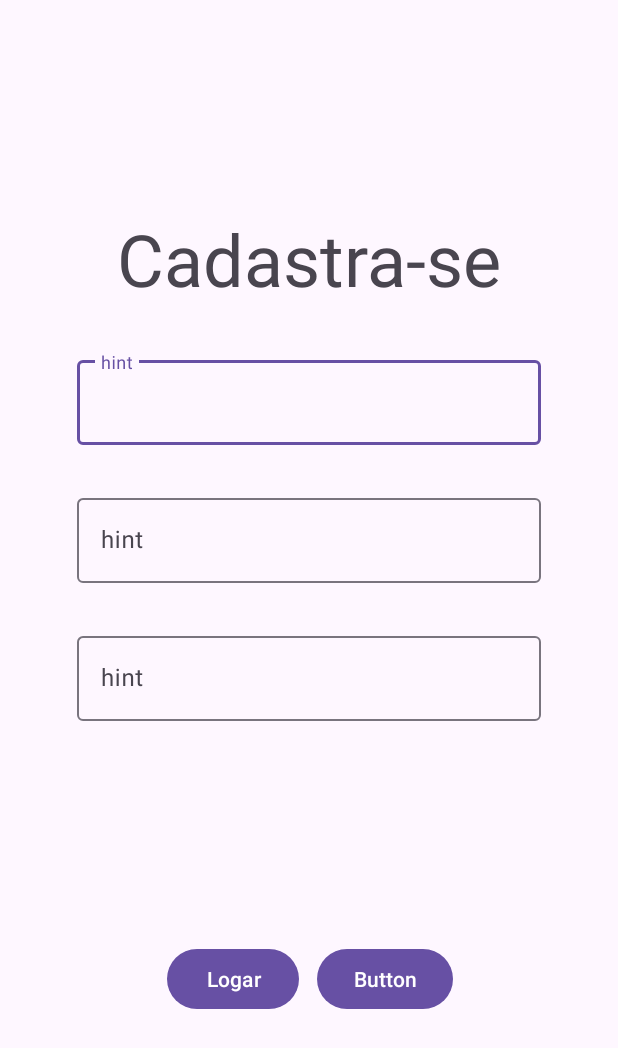
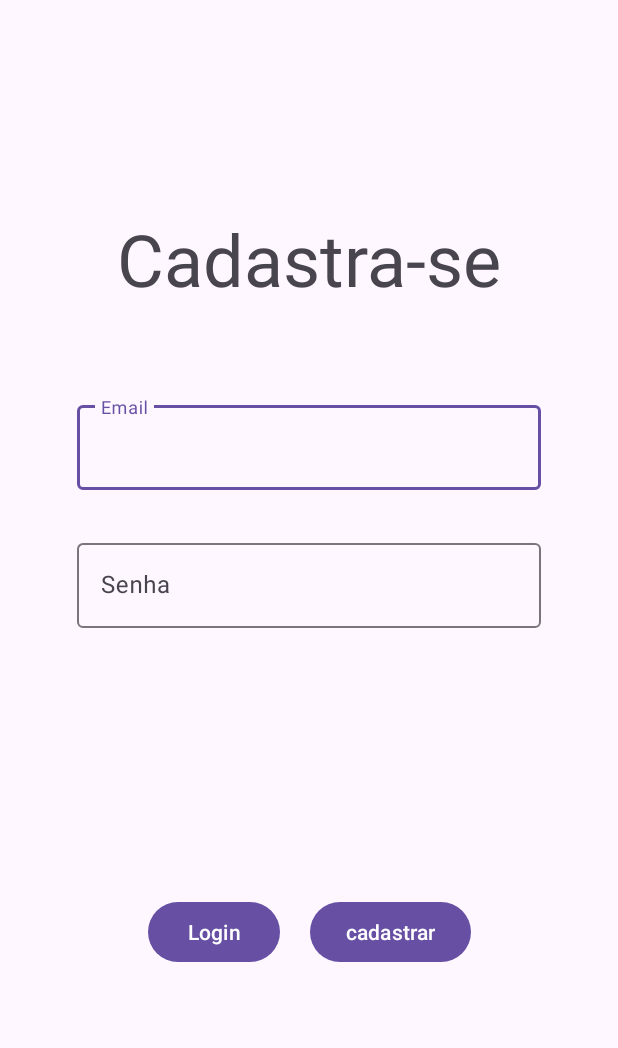
Before and after one commit to JosueMiguel-cmc/Lifemanager, an Android app: the screen it shows after launch (Cadview), on a phone screen of 412 x 824 dp. Shown: the top 1048 px of the screen. Run offline under Robolectric (Android 15) with nearby library versions, the phone set to English and light mode, and no system bars; our stand-ins replace Firebase (no records; nobody signed in at launch, a user with empty details on screens opened directly).

Commit message:
atualizaçao 0.3 area cadastro

```diff
--- a/app/build.gradle.kts
+++ b/app/build.gradle.kts
@@ -42,4 +42,5 @@ dependencies {
     testImplementation(libs.junit)
     androidTestImplementation(libs.ext.junit)
     androidTestImplementation(libs.espresso.core)
+    implementation("com.google.firebase:firebase-auth-ktx")
 }
--- a/app/src/main/java/com/example/lifemanager/VIEW/Cadview.java
+++ b/app/src/main/java/com/example/lifemanager/VIEW/Cadview.java
@@ -1,26 +1,59 @@
 package com.example.lifemanager.VIEW;
 
+import android.graphics.Color;
 import android.os.Bundle;
+import android.view.View;
+import android.widget.Button;
 
-import androidx.activity.EdgeToEdge;
 import androidx.appcompat.app.AppCompatActivity;
-import androidx.core.graphics.Insets;
-import androidx.core.view.ViewCompat;
-import androidx.core.view.WindowInsetsCompat;
 
 import com.example.lifemanager.R;
+import com.google.android.material.snackbar.Snackbar;
+import com.google.android.material.textfield.TextInputEditText;
+import com.google.firebase.FirebaseApp;
+import com.google.firebase.auth.FirebaseAuth;
+
+import javax.net.ssl.SNIHostName;
 
 public class Cadview extends AppCompatActivity {
-
+    TextInputEditText emailinput, senhainput;
+    Button cadbtn, logbtn;
+    private FirebaseAuth FBA = FirebaseAuth.getInstance();
     @Override
     protected void onCreate(Bundle savedInstanceState) {
         super.onCreate(savedInstanceState);
-        EdgeToEdge.enable(this);
         setContentView(R.layout.activity_cadview);
-        ViewCompat.setOnApplyWindowInsetsListener(findViewById(R.id.main), (v, insets) -> {
-            Insets systemBars = insets.getInsets(WindowInsetsCompat.Type.systemBars());
-            v.setPadding(systemBars.left, systemBars.top, systemBars.right, systemBars.bottom);
-            return insets;
-        });
+       emailinput = findViewById(R.id.emailinp);
+       senhainput = findViewById(R.id.senhainp);
+       cadbtn = findViewById(R.id.cadastrarbtn);
+       logbtn = findViewById(R.id.loginbtn);
+
+
+       cadbtn.setOnClickListener(new View.OnClickListener() {
+           @Override
+           public void onClick(View v) {
+               String email = emailinput.getText().toString();
+               String senha = senhainput.getText().toString();
+               if (email.isEmpty() || senha.isEmpty()){
+                   Snackbar sna = Snackbar.make(findViewById(R.id.cadastrarbtn),"por favor preencha todos os campos!",Snackbar.LENGTH_SHORT);
+                   sna.setBackgroundTint(Color.RED);
+                   sna.setTextColor(Color.WHITE);
+                   sna.show();
+               }else{
+                   FBA.createUserWithEmailAndPassword(email,senha).addOnCompleteListener(task -> {
+                       if (task.isSuccessful()){
+                           Snackbar sna = Snackbar.make(findViewById(R.id.cadastrarbtn),"cadastrado com sucesso!",Snackbar.LENGTH_SHORT);
+                           sna.setBackgroundTint(Color.GREEN);
+                           sna.setTextColor(Color.WHITE);
+                           sna.show();
+                       }
+                   });
+
+               }
+           }
+       });
+
+
+
     }
 }
--- a/app/src/main/res/layout/activity_cadview.xml
+++ b/app/src/main/res/layout/activity_cadview.xml
@@ -14,43 +14,26 @@
         android:layout_marginTop="140dp"
         android:text="@string/titulocad_e_inicial"
         android:textSize="48sp"
-        app:layout_constraintBottom_toTopOf="@+id/textInputLayout"
         app:layout_constraintEnd_toEndOf="parent"
         app:layout_constraintStart_toStartOf="parent"
         app:layout_constraintTop_toTopOf="parent" />
 
     <com.google.android.material.textfield.TextInputLayout
-        android:id="@+id/textInputLayout"
+        android:id="@+id/textInputLayout2"
         android:layout_width="309dp"
         android:layout_height="wrap_content"
         android:layout_marginStart="20dp"
-        android:layout_marginTop="30dp"
+        android:layout_marginTop="60dp"
         android:layout_marginEnd="20dp"
         app:layout_constraintEnd_toEndOf="parent"
         app:layout_constraintStart_toStartOf="parent"
         app:layout_constraintTop_toBottomOf="@+id/Titulocad">
 
         <com.google.android.material.textfield.TextInputEditText
+            android:id="@+id/emailinp"
             android:layout_width="match_parent"
             android:layout_height="wrap_content"
-            android:hint="hint" />
-    </com.google.android.material.textfield.TextInputLayout>
-
-    <com.google.android.material.textfield.TextInputLayout
-        android:id="@+id/textInputLayout2"
-        android:layout_width="309dp"
-        android:layout_height="wrap_content"
-        android:layout_marginStart="20dp"
-        android:layout_marginTop="30dp"
-        android:layout_marginEnd="20dp"
-        app:layout_constraintEnd_toEndOf="parent"
-        app:layout_constraintStart_toStartOf="parent"
-        app:layout_constraintTop_toBottomOf="@+id/textInputLayout">
-
-        <com.google.android.material.textfield.TextInputEditText
-            android:layout_width="match_parent"
-            android:layout_height="wrap_content"
-            android:hint="hint" />
+            android:hint="Email" />
     </com.google.android.material.textfield.TextInputLayout>
 
     <com.google.android.material.textfield.TextInputLayout
@@ -65,30 +48,34 @@
         app:layout_constraintTop_toBottomOf="@+id/textInputLayout2">
 
         <com.google.android.material.textfield.TextInputEditText
+            android:id="@+id/senhainp"
             android:layout_width="match_parent"
             android:layout_height="wrap_content"
-            android:hint="hint" />
+            android:hint="Senha" />
     </com.google.android.material.textfield.TextInputLayout>
 
     <Button
-        android:id="@+id/button"
+        android:id="@+id/loginbtn"
         android:layout_width="wrap_content"
         android:layout_height="wrap_content"
-        android:layout_marginEnd="50dp"
-        android:text="Logar"
+        android:layout_marginStart="100dp"
+        android:layout_marginEnd="10dp"
+        android:text="Login"
         app:layout_constraintBottom_toBottomOf="parent"
-        app:layout_constraintEnd_toEndOf="@+id/textInputLayout3"
+        app:layout_constraintEnd_toStartOf="@+id/cadastrarbtn"
         app:layout_constraintStart_toStartOf="parent"
         app:layout_constraintTop_toBottomOf="@+id/textInputLayout3" />
 
     <Button
-        android:id="@+id/button2"
+        android:id="@+id/cadastrarbtn"
         android:layout_width="wrap_content"
         android:layout_height="wrap_content"
-        android:layout_marginStart="50dp"
-        android:text="Button"
+        android:layout_marginStart="10dp"
+        android:layout_marginEnd="100dp"
+        android:text="cadastrar"
         app:layout_constraintBottom_toBottomOf="parent"
         app:layout_constraintEnd_toEndOf="parent"
-        app:layout_constraintStart_toStartOf="@+id/textInputLayout3"
+        app:layout_constraintStart_toEndOf="@+id/loginbtn"
         app:layout_constraintTop_toBottomOf="@+id/textInputLayout3" />
+
 </androidx.constraintlayout.widget.ConstraintLayout>
--- a/app/src/main/res/values/colors.xml
+++ b/app/src/main/res/values/colors.xml
@@ -2,4 +2,5 @@
 <resources>
     <color name="black">#FF000000</color>
     <color name="white">#FFFFFFFF</color>
+    <color name="red">#FF0000</color>
 </resources>
```
